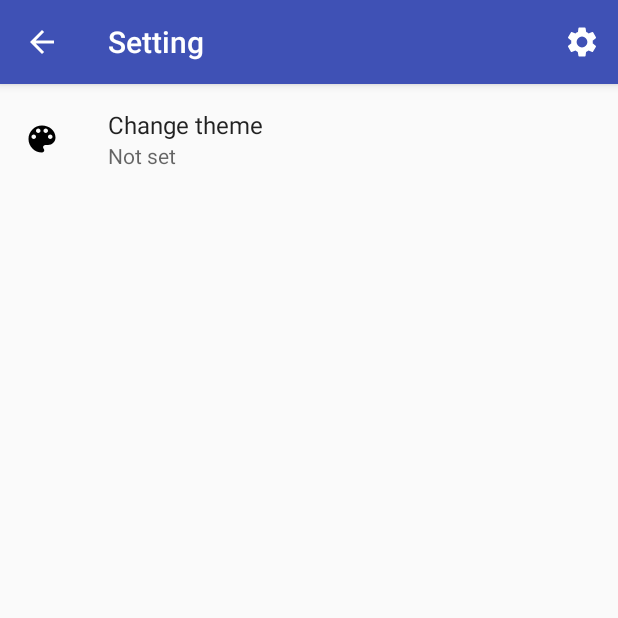
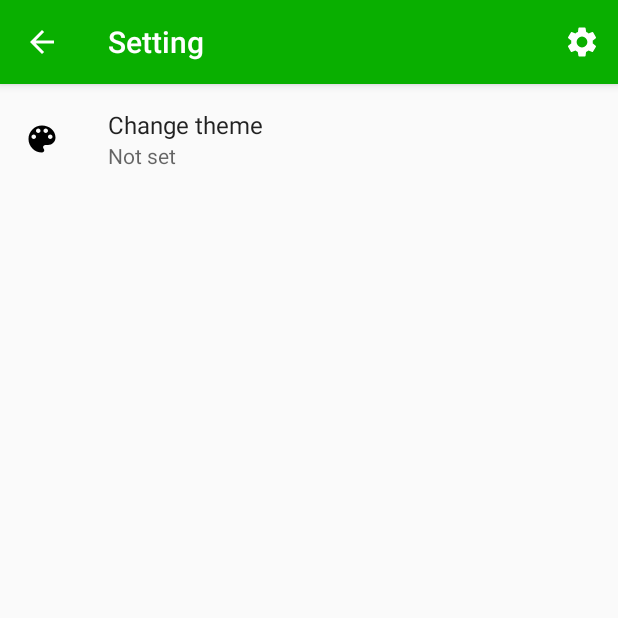
Before and after one commit to AnatoliOgurtsov/DorSbor2020, an Android app: the screen it shows after launch (MainActivity), after a tap on "Setting", on a phone screen of 412 x 824 dp, the top half of it. Run offline under Robolectric (Android 15) with nearby library versions, the phone set to English and light mode, and no system bars; our stand-ins replace androidx.preference.

Commit message:
add fragments

```diff
--- a/app/src/main/AndroidManifest.xml
+++ b/app/src/main/AndroidManifest.xml
@@ -8,7 +8,7 @@
             android:label="@string/app_name"
             android:roundIcon="@mipmap/ic_launcher_round"
             android:supportsRtl="true"
-            android:theme="@style/AppThemeBase">
+            android:theme="@style/AppThemeGreen">
         <activity android:name=".MainActivity">
             <intent-filter>
                 <action android:name="android.intent.action.MAIN"/>
--- a/app/src/main/java/by/a_ogurtsov/dorsborkotlin/FragmentSetting.kt
+++ b/app/src/main/java/by/a_ogurtsov/dorsborkotlin/FragmentSetting.kt
@@ -19,7 +19,7 @@ class FragmentSetting : PreferenceFragmentCompat(), SharedPreferences.OnSharedPr
     override fun onCreate(savedInstanceState: Bundle?) {
         super.onCreate(savedInstanceState)
 
-        val sharedPreferences = PreferenceManager.getDefaultSharedPreferences(context)
+       // val sharedPreferences = PreferenceManager.getDefaultSharedPreferences(context)
         model = ViewModelProviders.of(this.getActivity()!!).get(MyViewModel::class.java)
 
     }
@@ -37,6 +37,7 @@ class FragmentSetting : PreferenceFragmentCompat(), SharedPreferences.OnSharedPr
             Log.d(LOG_TAG, "$color в сеттингах")
 
             this.model.currentColor.value = color
+
         }
     }
 
@@ -45,13 +46,13 @@ class FragmentSetting : PreferenceFragmentCompat(), SharedPreferences.OnSharedPr
         preferenceScreen.sharedPreferences
             .registerOnSharedPreferenceChangeListener(this)
 
-        Log.d(LOG_TAG, "FragmentMain Resumed")
+        Log.d(LOG_TAG, "FragmentSettings Resumed")
 
     }
 
     override fun onPause() {
         super.onPause()
-        Log.d(LOG_TAG, "FragmentMain Paused")
+        Log.d(LOG_TAG, "FragmentSettings Paused")
         preferenceScreen.sharedPreferences
             .unregisterOnSharedPreferenceChangeListener(this)
     }
--- a/app/src/main/java/by/a_ogurtsov/dorsborkotlin/MainActivity.kt
+++ b/app/src/main/java/by/a_ogurtsov/dorsborkotlin/MainActivity.kt
@@ -18,24 +18,21 @@ import androidx.preference.PreferenceManager
 class MainActivity : AppCompatActivity() {
 
     private lateinit var model: MyViewModel
+    private lateinit var color: String // color of theme
     val LOG_TAG = "myLogs"
-    private lateinit var color: String // color of theme
-
+    val FRAGMENTMAIN = "FRAGMENT_MAIN"
+    val FRAGMENTSETTINGS = "FRAGMENT_SETTINGS"
+    val CURRENTFRAGMENT = "CURRENT_FRAGMENT"
 
     override fun onCreate(savedInstanceState: Bundle?) {
         super.onCreate(savedInstanceState)
-        setContentView(R.layout.activity_main)
-
-        val sharedPreferences = PreferenceManager.getDefaultSharedPreferences(this)
-        when (sharedPreferences != null) {
-            true -> color = sharedPreferences.getString("pref_color_theme", "")
-            false -> color = "standart"
-        }
 
         initTheme()
+        setContentView(R.layout.activity_main)
+        initViewModel()
         initToolbar()
         initFragment(savedInstanceState)
-        initViewModel()
+
     }
 
     fun initViewModel() {
@@ -43,14 +40,22 @@ class MainActivity : AppCompatActivity() {
         model = ViewModelProviders.of(this).get(MyViewModel::class.java)
         val nameObserver = Observer<String> { newColor ->
             this.color = newColor
+
+            intent.putExtra(CURRENTFRAGMENT, FRAGMENTSETTINGS)
+            finish()
+            startActivity(intent)
         }
 
         model.currentColor.observe(this, nameObserver)
     }
 
     fun initTheme() {
-
-        setTheme(R.style.AppTheme_GREEN)
+        val sharedPreferences = PreferenceManager.getDefaultSharedPreferences(this)
+        when (sharedPreferences != null) {
+            true -> color = sharedPreferences.getString("pref_color_theme", "")
+            false -> color = "standart"
+        }
+        setAppTheme(color)
     }
 
     fun initToolbar() {
@@ -63,16 +68,29 @@ class MainActivity : AppCompatActivity() {
 
     fun initFragment(savedInstanceState: Bundle?) {
 
-        val fragmentManager: FragmentManager = supportFragmentManager;
+
+        val fragmentManager: FragmentManager = supportFragmentManager
         val fragmentTransaction: FragmentTransaction = fragmentManager.beginTransaction()
-        var fragmentMain: FragmentMain = FragmentMain().newInstance(color)
+        val fragmentMain: FragmentMain = FragmentMain().newInstance(color)
+        val fragmentSetting: FragmentSetting = FragmentSetting()
 
-        if (savedInstanceState == null) {
-            fragmentTransaction.add(R.id.container, fragmentMain, "FRAGMENT_MAIN")
+        if (intent.getStringExtra(CURRENTFRAGMENT) == null) {
+            fragmentTransaction.add(R.id.container, fragmentMain, FRAGMENTMAIN)
             fragmentTransaction.commit()
+            intent.putExtra(CURRENTFRAGMENT, FRAGMENTMAIN)
+
+        } else if (intent.getStringExtra(CURRENTFRAGMENT) == FRAGMENTSETTINGS) {
+            fragmentTransaction.add(R.id.container, fragmentSetting, FRAGMENTSETTINGS)
+            fragmentTransaction.commit()
+            supportActionBar?.setDisplayHomeAsUpEnabled(true)
+            supportActionBar?.setTitle(resources.getString(R.string.SETTING))
+
+        } else if (intent.getStringExtra(CURRENTFRAGMENT) == FRAGMENTMAIN) {
+            fragmentTransaction.add(R.id.container, fragmentMain, FRAGMENTMAIN)
+            fragmentTransaction.commit()
+            intent.putExtra(CURRENTFRAGMENT, FRAGMENTMAIN)
         }
     }
-
 
     override fun onCreateOptionsMenu(menu: Menu?): Boolean {
         val inflater: MenuInflater = menuInflater
@@ -89,31 +107,46 @@ class MainActivity : AppCompatActivity() {
             // нажатие кнопки "настройки"
             R.id.menu_setting -> {
                 val fragmentSetting: FragmentSetting = FragmentSetting()
-                fragmentTransaction.replace(R.id.container, fragmentSetting, "FRAGMENT_SETTING")
+                fragmentTransaction.replace(R.id.container, fragmentSetting, FRAGMENTSETTINGS)
                 fragmentTransaction.commit()
                 supportActionBar?.setDisplayHomeAsUpEnabled(true)
                 supportActionBar?.setTitle(resources.getString(R.string.SETTING))
+                intent.putExtra(CURRENTFRAGMENT, FRAGMENTSETTINGS)
             }
 
 
             // нажатие стрелки назад
             android.R.id.home -> {
+                Log.d(LOG_TAG, "PressUpButton")
                 val fragmentManager: FragmentManager = supportFragmentManager
-                val fragment: Fragment = fragmentManager.findFragmentByTag("FRAGMENT_SETTING")!!
+                val fragment: Fragment = fragmentManager.findFragmentByTag(FRAGMENTSETTINGS)!!
 
                 // если будут еще фрагменты здесь можно их указать
 
                 when (fragment.tag) {
-                    "FRAGMENT_SETTING" -> {
+                    FRAGMENTSETTINGS -> {
+
+
                         val fragmentMain: FragmentMain = FragmentMain()
-                        fragmentTransaction.replace(R.id.container, fragmentMain.newInstance(color), "FRAGMENT_MAIN")
+                        fragmentTransaction.replace(R.id.container, fragmentMain.newInstance(color), FRAGMENTMAIN)
                         fragmentTransaction.commit()
                         supportActionBar?.setDisplayHomeAsUpEnabled(false)
                         supportActionBar?.setTitle(resources.getString(R.string.app_name))
+                        intent.putExtra(CURRENTFRAGMENT, FRAGMENTMAIN)
                     }//->
                 } //when
             }
         }
         return super.onOptionsItemSelected(item)
     }
+
+    fun setAppTheme(color: String) {
+
+
+        when (color) {
+            "standart" -> setTheme(R.style.AppThemeStandart)
+            "green" -> setTheme(R.style.AppThemeGreen)
+        }
+
+    }
 }
--- a/app/src/main/res/layout/fragment_main.xml
+++ b/app/src/main/res/layout/fragment_main.xml
@@ -9,6 +9,7 @@
               android:id="@+id/textView"
               android:textSize="40sp"
               android:text="@string/BUTTON"
+              android:textColor="?attr/primaryTextColor"
 
     />
 
@@ -19,5 +20,6 @@
             android:layout_gravity="center_vertical"
             android:text="@string/BUTTON"
             android:layout_below="@id/textView"
+            android:theme="?attr/primaryButtonTheme"
     />
 </RelativeLayout>
--- a/app/src/main/res/layout/toolbar.xml
+++ b/app/src/main/res/layout/toolbar.xml
@@ -4,7 +4,7 @@
         xmlns:app="http://schemas.android.com/apk/res-auto"
         android:layout_width="match_parent"
         android:layout_height="wrap_content"
-        android:background="@color/colorPrimary"
+        android:background="?attr/colorPrimary"
         android:elevation="4dp"
         android:theme="@style/ThemeOverlay.AppCompat.Dark.ActionBar"
         app:popupTheme="@style/ThemeOverlay.AppCompat.Light">
--- a/app/src/main/res/values/colors.xml
+++ b/app/src/main/res/values/colors.xml
@@ -5,10 +5,19 @@
     <color name="colorPrimary">#3F51B5</color>
     <color name="colorPrimaryDark">#303F9F</color>
     <color name="colorAccent">#8BC34A</color>
+    <color name="primaryText">#3F51B5</color>
+    <color name="buttonNormal">#860065</color>
+    <color name="buttonHighlight">#F154BD</color>
+    <color name="buttonText">#FFFFFF</color>
 
     // green theme
     <color name="colorPrimaryGreen">#09af00</color>
     <color name="colorPrimaryDarkGreen">#008b00</color>
     <color name="colorAccentGreen">#FFF06292</color>
+    <color name="primaryTextGreen">#09af00</color>
+    <color name="buttonNormalGreen">#FFCF07</color>
+    <color name="buttonHighlightGreen">#F7E976</color>
+    <color name="buttonTextGreen">#FFFFFF</color>
+    <color name="iconColor">#FFCF07</color>
 
 </resources>
--- a/app/src/main/res/values/styles.xml
+++ b/app/src/main/res/values/styles.xml
@@ -1,19 +1,9 @@
 <resources>
 
-    <!-- Base application theme. -->
-    <style name="AppThemeBase" parent="Theme.AppCompat.Light.NoActionBar">
-        <!-- Customize your theme here. -->
-        <item name="colorPrimary">@color/colorPrimary</item>
-        <item name="colorPrimaryDark">@color/colorPrimaryDark</item>
-        <item name="colorAccent">@color/colorAccent</item>
-    </style>
 
 
-    <style name="AppTheme_GREEN" parent="Theme.AppCompat.Light.NoActionBar">
-        <!-- Customize your theme here. -->
-        <item name="colorPrimary">@color/colorPrimaryGreen</item>
-        <item name="colorPrimaryDark">@color/colorPrimaryDarkGreen</item>
-        <item name="colorAccent">@color/colorAccentGreen</item>
-    </style>
+
+
+
 
 </resources>
--- /dev/null
+++ b/app/src/main/res/values/theme.xml
@@ -0,0 +1,43 @@
+<?xml version="1.0" encoding="utf-8"?>
+<resources>
+
+    <style name="Base.Theme.App" parent="Theme.AppCompat.Light.NoActionBar">
+        <item name="primaryButtonTheme">@style/Widget.Button.Primary</item>
+    </style>
+
+
+    <!-- Base application theme. -->
+    <style name="AppThemeStandart" parent="Base.Theme.App">
+        <!-- Customize your theme here. -->
+        <item name="colorPrimary">@color/colorPrimary</item>
+        <item name="colorPrimaryDark">@color/colorPrimaryDark</item>
+        <item name="colorAccent">@color/colorAccent</item>
+        <item name="primaryTextColor">@color/primaryText</item>
+        <item name="buttonNormalColor">@color/buttonNormal</item>
+        <item name="buttonHighlightColor">@color/buttonHighlight</item>
+        <item name="buttonTextColor">@color/buttonText</item>
+    </style>
+
+    <!-- Green application theme. -->
+    <style name="AppThemeGreen" parent="Base.Theme.App">
+        <!-- Customize your theme here. -->
+        <item name="colorPrimary">@color/colorPrimaryGreen</item>
+        <item name="colorPrimaryDark">@color/colorPrimaryDarkGreen</item>
+        <item name="colorAccent">@color/colorAccentGreen</item>
+        <item name="primaryTextColor">@color/primaryTextGreen</item>
+        <item name="buttonNormalColor">@color/buttonNormalGreen</item>
+        <item name="buttonHighlightColor">@color/buttonHighlightGreen</item>
+        <item name="buttonTextColor">@color/buttonTextGreen</item>
+        <item name="iconColor">@color/iconColor</item>
+    </style>
+
+
+
+    <style name="Widget.Button.Primary"
+           parent="Widget.AppCompat.Button">
+        <item name="colorButtonNormal">?attr/buttonNormalColor</item>
+        <item name="colorControlHighlight">?attr/buttonHighlightColor</item>
+        <item name="android:textColor">?attr/buttonTextColor</item>
+    </style>
+
+</resources>
```
Also changed, not shown: app/src/main/res/values/attrs.xml (added, +10 -0 lines), 1 other file.
